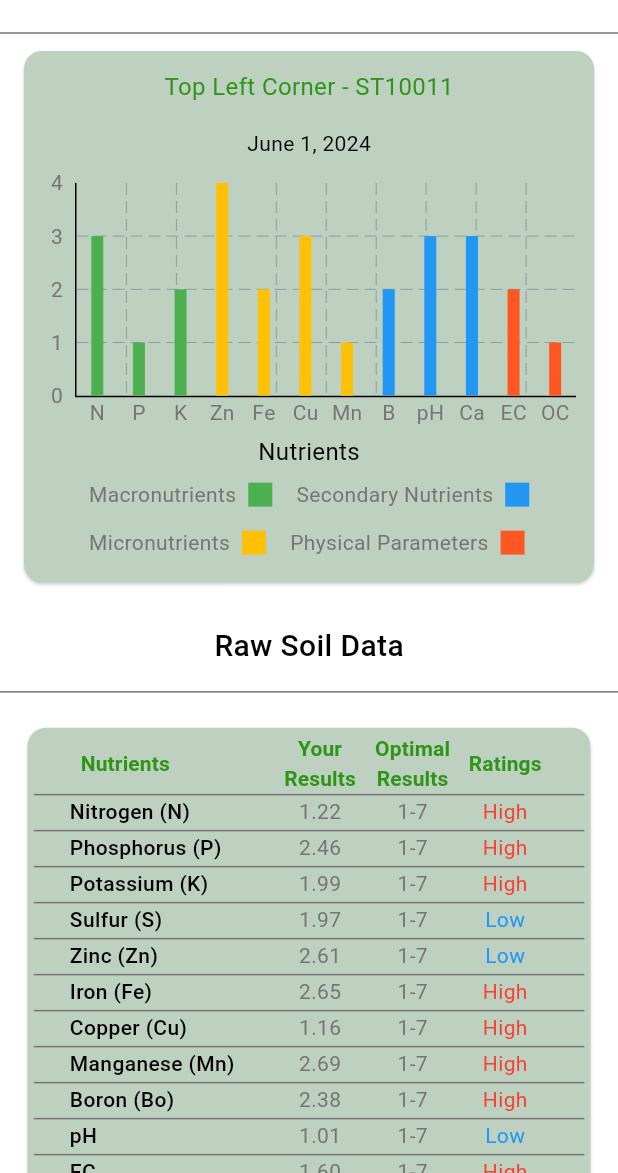
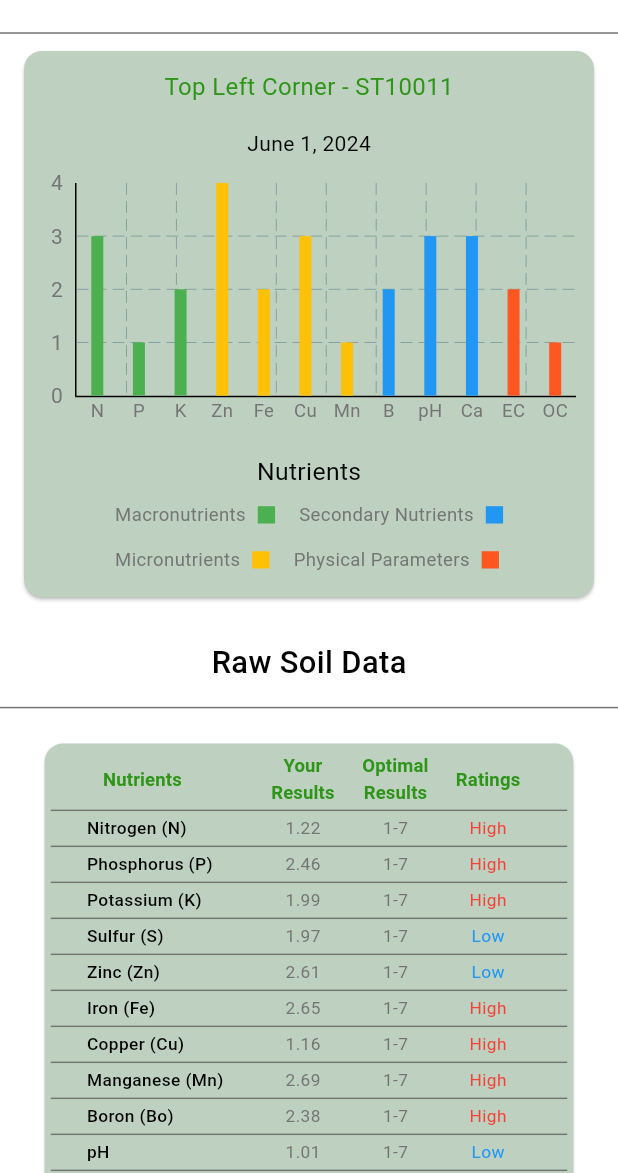
Before and after one commit to AgricultureWeb/App_agriculture, a Flutter app: the SingleAreaSoilData screen opened by its route, on a phone screen of 412 x 824 dp, the part 63-1236 px from its top. Run offline on Flutter 3.47's test engine with Material 3 defaults, Android fonts, the phone set to English and light mode, and no system bars; drawn by our look-alikes of fl_chart; our stand-ins replace cached_network_image, loading_animation_widget, youtube_player_flutter; network calls fail.

Commit message:
fix:size-config

```diff
--- a/lib/common/widgets/long_custom_button.dart
+++ b/lib/common/widgets/long_custom_button.dart
@@ -1,4 +1,5 @@
 import 'package:flutter/material.dart';
+import 'package:krushisaathi/constants/size_config.dart';
 import 'package:krushisaathi/constants/text_styles.dart';
 import 'package:krushisaathi/features/soil_testing/screens/smart_recommedation.dart';
 
@@ -17,7 +18,7 @@ class LongCustomButton extends StatelessWidget {
       child: Text(
         'View Smart Recommendations',
         style: AppTextStyles.buttonText
-            .copyWith(fontWeight: FontWeight.w500, fontSize: 16),
+            .copyWith(fontWeight: FontWeight.w500, fontSize: 4*SizeConfig.blockSizeHorizontal),
       ),
     );
   }
--- a/lib/features/soil_testing/screens/single_area_soil_data.dart
+++ b/lib/features/soil_testing/screens/single_area_soil_data.dart
@@ -62,11 +62,12 @@ class SingleAreaSoilData extends StatelessWidget {
             SizedBox(
               height: 4 * SizeConfig.blockSizeHorizontal,
             ),
-            const Padding(
-              padding: EdgeInsets.all(8.0),
+             Padding(
+              padding: const EdgeInsets.all(8.0),
               child: Text(
                 'Raw Soil Data',
-                style: AppTextStyles.headline3,
+                style: AppTextStyles.headline3.copyWith(fontSize:5*SizeConfig.blockSizeHorizontal ),
+
               ),
             ),
             const Divider(),
--- a/lib/features/soil_testing/widgets/data_table_card.dart
+++ b/lib/features/soil_testing/widgets/data_table_card.dart
@@ -31,12 +31,14 @@ class DataTableCard extends StatelessWidget {
                 label: Container(
                   alignment: Alignment.center,
                   width: SizeConfig.blockSizeHorizontal * 18,
-                  child: const Text(
+                  child:  Text(
                     'Nutrients',
                     textAlign: TextAlign.center,
                     style: TextStyle(
                         fontWeight: FontWeight.bold,
-                        color: AppColors.textLightGreen),
+                        color: AppColors.textLightGreen,
+                        fontSize: 3*SizeConfig.blockSizeHorizontal
+                        ),
                   ),
                 ),
               ),
@@ -44,7 +46,7 @@ class DataTableCard extends StatelessWidget {
                 label: Container(
                   alignment: Alignment.center,
                   width: SizeConfig.blockSizeHorizontal * 14,
-                  child: const Text(
+                  child:  Text(
                     'Your Results',
                     maxLines: 2,
                     textAlign: TextAlign.center,
@@ -52,6 +54,7 @@ class DataTableCard extends StatelessWidget {
                       color: AppColors.textLightGreen,
                       fontWeight: FontWeight.bold,
                       overflow: TextOverflow.ellipsis,
+                      fontSize: 3*SizeConfig.blockSizeHorizontal
                     ),
                   ),
                 ),
@@ -60,7 +63,7 @@ class DataTableCard extends StatelessWidget {
                 label: Container(
                   alignment: Alignment.center,
                   width: SizeConfig.blockSizeHorizontal * 14,
-                  child: const Text(
+                  child: Text(
                     maxLines: 2,
                     'Optimal Results',
                     textAlign: TextAlign.center,
@@ -68,6 +71,7 @@ class DataTableCard extends StatelessWidget {
                       color: AppColors.textLightGreen,
                       fontWeight: FontWeight.bold,
                       overflow: TextOverflow.ellipsis,
+                      fontSize: 3*SizeConfig.blockSizeHorizontal
                     ),
                   ),
                 ),
@@ -76,12 +80,13 @@ class DataTableCard extends StatelessWidget {
                 label: Container(
                   alignment: Alignment.center,
                   width: SizeConfig.blockSizeHorizontal * 14,
-                  child: const Text(
+                  child:  Text(
                     'Ratings',
                     textAlign: TextAlign.center,
                     style: TextStyle(
                         fontWeight: FontWeight.bold,
-                        color: AppColors.textLightGreen),
+                        color: AppColors.textLightGreen,
+                        fontSize: 3*SizeConfig.blockSizeHorizontal),
                   ),
                 ),
               ),
@@ -91,25 +96,26 @@ class DataTableCard extends StatelessWidget {
                 cells: [
                   DataCell(Text(
                     nutrients[index],
-                    style: const TextStyle(
-                        fontWeight: FontWeight.w500, color: Colors.black),
+                    style:  TextStyle(
+                        fontWeight: FontWeight.w500, color: Colors.black,fontSize: 2.8*SizeConfig.blockSizeHorizontal),
                   )),
                   DataCell(Center(
                     child: Text(
                       results[index],
-                      style: const TextStyle(fontWeight: FontWeight.w400),
+                      style:  TextStyle(fontWeight: FontWeight.w400,fontSize: 2.8*SizeConfig.blockSizeHorizontal),
                     ),
                   )),
                   DataCell(Center(
                     child: Text(
                       optimalResults[index],
-                      style: const TextStyle(fontWeight: FontWeight.normal),
+                      style:  TextStyle(fontWeight: FontWeight.normal,fontSize: 2.8*SizeConfig.blockSizeHorizontal),
                     ),
                   )),
                   DataCell(Center(
                     child: Text(
                       ratings[index],
                       style: TextStyle(
+                        fontSize: 2.8*SizeConfig.blockSizeHorizontal,
                         fontWeight: FontWeight.normal,
                         color:
                             ratings[index] == 'High' ? Colors.red : Colors.blue,
--- a/lib/features/soil_testing/widgets/graphs_nutrients.dart
+++ b/lib/features/soil_testing/widgets/graphs_nutrients.dart
@@ -1,5 +1,6 @@
 import 'package:flutter/material.dart';
 import 'package:fl_chart/fl_chart.dart';
+import 'package:krushisaathi/constants/size_config.dart';
 import '../../../constants/colors.dart';
 import '../../../constants/text_styles.dart';
 
@@ -155,32 +156,32 @@ class NutrientsGraph extends StatelessWidget {
               getTitlesWidget: (double value, TitleMeta meta) {
                 switch (value.toInt()) {
                   case 0:
-                    return const Text('N', style: AppTextStyles.bodyText2);
+                    return Text('N', style: AppTextStyles.bodyText2.copyWith(fontSize: 3*SizeConfig.blockSizeHorizontal)  );
                   case 1:
-                    return const Text('P', style: AppTextStyles.bodyText2);
+                    return  Text('P', style: AppTextStyles.bodyText2.copyWith(fontSize: 3*SizeConfig.blockSizeHorizontal));
                   case 2:
-                    return const Text('K', style: AppTextStyles.bodyText2);
+                    return  Text('K', style: AppTextStyles.bodyText2.copyWith(fontSize: 3*SizeConfig.blockSizeHorizontal));
                   case 3:
-                    return const Text('Zn', style: AppTextStyles.bodyText2);
+                    return  Text('Zn', style: AppTextStyles.bodyText2.copyWith(fontSize: 3*SizeConfig.blockSizeHorizontal));
                   case 4:
-                    return const Text('Fe', style: AppTextStyles.bodyText2);
+                    return  Text('Fe', style: AppTextStyles.bodyText2.copyWith(fontSize: 3*SizeConfig.blockSizeHorizontal));
                   case 5:
-                    return const Text('Cu', style: AppTextStyles.bodyText2);
+                    return  Text('Cu', style: AppTextStyles.bodyText2.copyWith(fontSize: 3*SizeConfig.blockSizeHorizontal));
                   case 6:
-                    return const Text('Mn', style: AppTextStyles.bodyText2);
+                    return  Text('Mn', style: AppTextStyles.bodyText2.copyWith(fontSize: 3*SizeConfig.blockSizeHorizontal));
                   case 7:
-                    return const Text('B', style: AppTextStyles.bodyText2);
+                    return  Text('B', style: AppTextStyles.bodyText2.copyWith(fontSize: 3*SizeConfig.blockSizeHorizontal));
                   case 8:
-                    return const Text('pH', style: AppTextStyles.bodyText2);
+                    return  Text('pH', style: AppTextStyles.bodyText2.copyWith(fontSize: 3*SizeConfig.blockSizeHorizontal));
                   case 9:
-                    return const Text('Ca', style: AppTextStyles.bodyText2);
+                    return  Text('Ca', style: AppTextStyles.bodyText2.copyWith(fontSize: 3*SizeConfig.blockSizeHorizontal));
                   case 10:
-                    return const Text('EC', style: AppTextStyles.bodyText2);
+                    return  Text('EC', style: AppTextStyles.bodyText2.copyWith(fontSize: 3*SizeConfig.blockSizeHorizontal));
                   case 11:
-                    return const Text('OC', style: AppTextStyles.bodyText2);
+                    return  Text('OC', style: AppTextStyles.bodyText2.copyWith(fontSize: 3*SizeConfig.blockSizeHorizontal));
 
                   default:
-                    return const Text('', style: AppTextStyles.bodyText2);
+                    return  Text('', style: AppTextStyles.bodyText2.copyWith(fontSize: 3*SizeConfig.blockSizeHorizontal));
                 }
               },
             ),
--- a/lib/features/soil_testing/widgets/nutrients_graph_card.dart
+++ b/lib/features/soil_testing/widgets/nutrients_graph_card.dart
@@ -40,8 +40,8 @@ class NutrientsGraphCard extends StatelessWidget {
                 yAxis: yAxisForNutrients,
               ),
             ),
-            const SizedBox(height: 3),
-            const Text('Nutrients', style: AppTextStyles.bodyText1),
+             SizedBox(height: 4*SizeConfig.blockSizeHorizontal),
+             Text('Nutrients', style: AppTextStyles.bodyText1.copyWith(fontSize: 4*SizeConfig.blockSizeHorizontal)),
             const SizedBox(height: 3),
             Wrap(
               spacing: 8.0, // horizontal spacing
--- a/lib/features/soil_testing/widgets/nutrients_type_model.dart
+++ b/lib/features/soil_testing/widgets/nutrients_type_model.dart
@@ -1,4 +1,5 @@
 import 'package:flutter/material.dart';
+import 'package:krushisaathi/constants/size_config.dart';
 
 import '../../../constants/text_styles.dart';
 
@@ -13,11 +14,11 @@ class NutrientLegend extends StatelessWidget {
     return Row(
       mainAxisSize: MainAxisSize.min,
       children: [
-        Text(text, style: AppTextStyles.bodyText2),
+        Text(text, style: AppTextStyles.bodyText2.copyWith(fontSize: 3*SizeConfig.blockSizeHorizontal)),
         const SizedBox(width: 8),
         Container(
-          width: 16,
-          height: 16,
+          width: 2.8*SizeConfig.blockSizeHorizontal,
+          height: 2.8*SizeConfig.blockSizeHorizontal,
           color: color,
         ),
       ],
--- a/lib/features/soil_testing/widgets/single_recommendation.dart
+++ b/lib/features/soil_testing/widgets/single_recommendation.dart
@@ -1,4 +1,5 @@
 import 'package:flutter/material.dart';
+import 'package:krushisaathi/constants/size_config.dart';
 
 class SingleRecommendation extends StatelessWidget {
   final String image;
@@ -9,6 +10,7 @@ class SingleRecommendation extends StatelessWidget {
   @override
   Widget build(BuildContext context) {
     return Column(
+      crossAxisAlignment: CrossAxisAlignment.center,
       children: [
         Container(
           padding: const EdgeInsets.all(8),
@@ -22,7 +24,7 @@ class SingleRecommendation extends StatelessWidget {
             fit: BoxFit.fitHeight,
           ),
         ),
-        Text(text),
+        Text(text, style: TextStyle(fontSize: 3*SizeConfig.blockSizeHorizontal),),
         if(time!=null)
         Text(time!),
       ],
--- a/lib/features/soil_testing/widgets/yard_component.dart
+++ b/lib/features/soil_testing/widgets/yard_component.dart
@@ -13,10 +13,10 @@ class YardComponent extends StatelessWidget {
   @override
   Widget build(BuildContext context) {
     return SizedBox(
-      height: 120 * SizeConfig.blockSizeHorizontal,
+      // height: 120 * SizeConfig.blockSizeHorizontal,
       width: double.infinity,
       child: Padding(
-        padding: const EdgeInsets.only(left: 24, right: 24, top: 8),
+        padding: const EdgeInsets.only(left: 24, right: 24, top: 4),
         child: Column(
           children: [
             Text(
```
Also changed, not shown: lib/common/widgets/loader.dart (+4 -5 lines), lib/features/auth/screens/create_account.dart (+13 -6 lines), lib/features/auth/widgets/upload_docs.dart (+10 -7 lines), lib/features/home/widgets/feat_cards.dart (+7 -4 lines), lib/features/sample_reg/screens/registration_succes_screen.dart (+5 -3 lines), lib/features/sample_reg/screens/sample_reg_form.dart (+4 -4 lines), lib/features/sample_reg/widgets/register_success_card.dart (+42 -20 lines), lib/features/soil_testing/screens/smart_recommedation.dart (+14 -7 lines), lib/features/soil_testing/screens/soil_testing.dart (+4 -3 lines), lib/features/soil_testing/widgets/complete_test_card.dart (+7 -4 lines), lib/features/soil_testing/widgets/slidable_card.dart (+3 -8 lines), lib/languge_screen.dart (+28 -18 lines).
